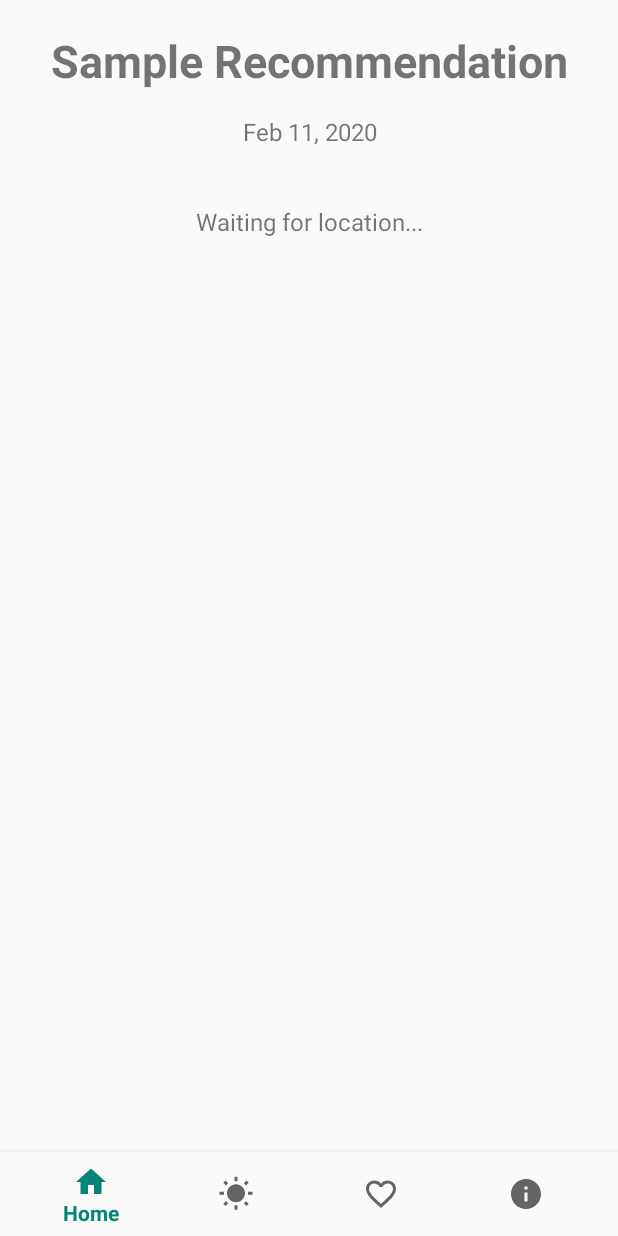
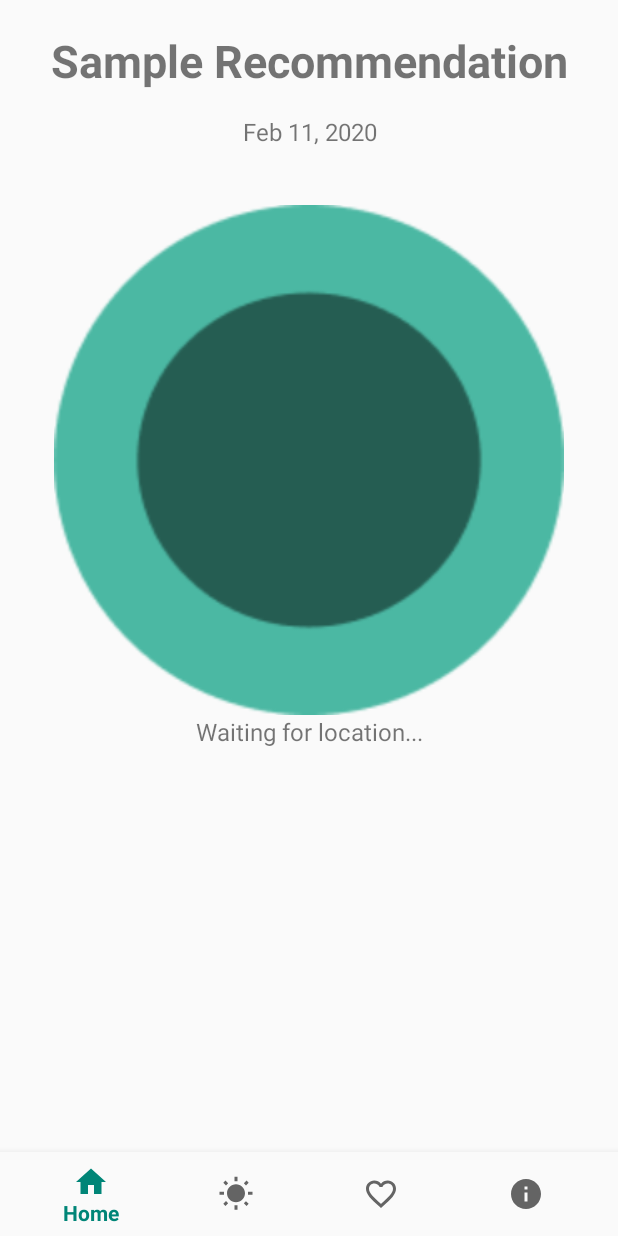
Before and after one commit to rsorima/UVWear, an Android app: the screen it shows after launch (MainActivity), on a phone screen of 412 x 824 dp. Run offline under Robolectric (Android 15) with nearby library versions, the phone set to English and light mode, and no system bars.

Commit message:
Tues @11:42am

```diff
--- a/app/src/main/res/layout/fragment_home.xml
+++ b/app/src/main/res/layout/fragment_home.xml
@@ -41,6 +41,12 @@
             android:layout_height="389dp"
             app:srcCompat="@drawable/elipse" />
 -->
+        <LinearLayout
+            android:layout_width="340dp"
+            android:layout_height="340dp"
+            android:background="@drawable/elipse"
+            android:orientation="vertical"></LinearLayout>
+
         <TextView
             android:id="@+id/LocationView"
             android:layout_width="match_parent"
```
